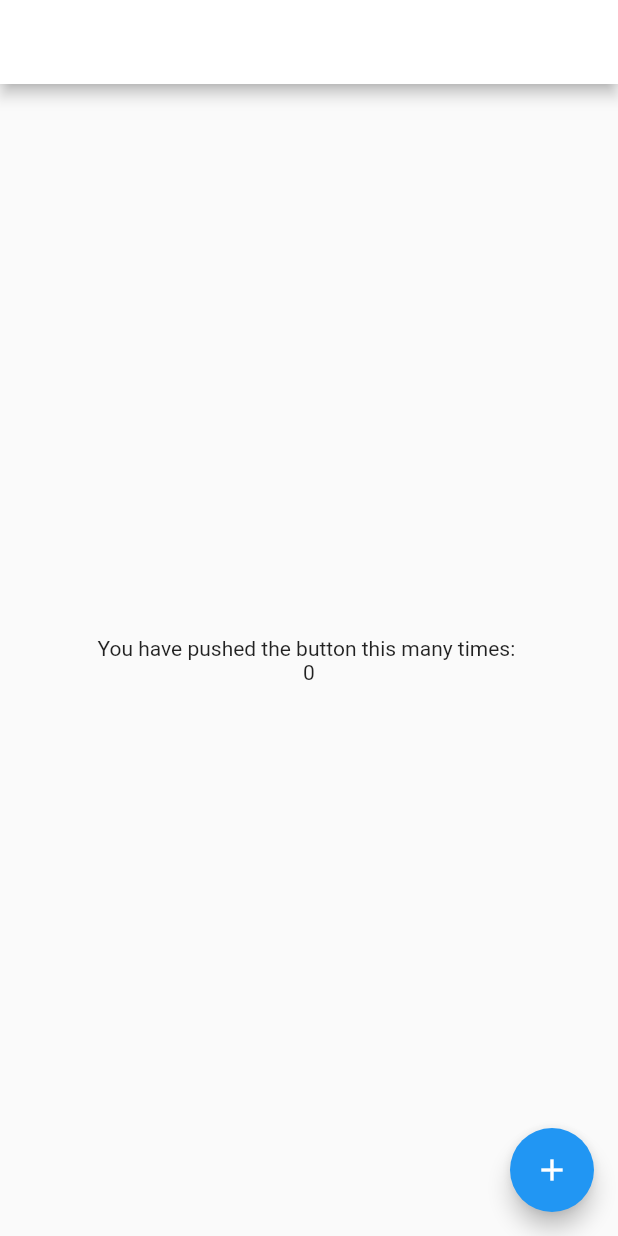
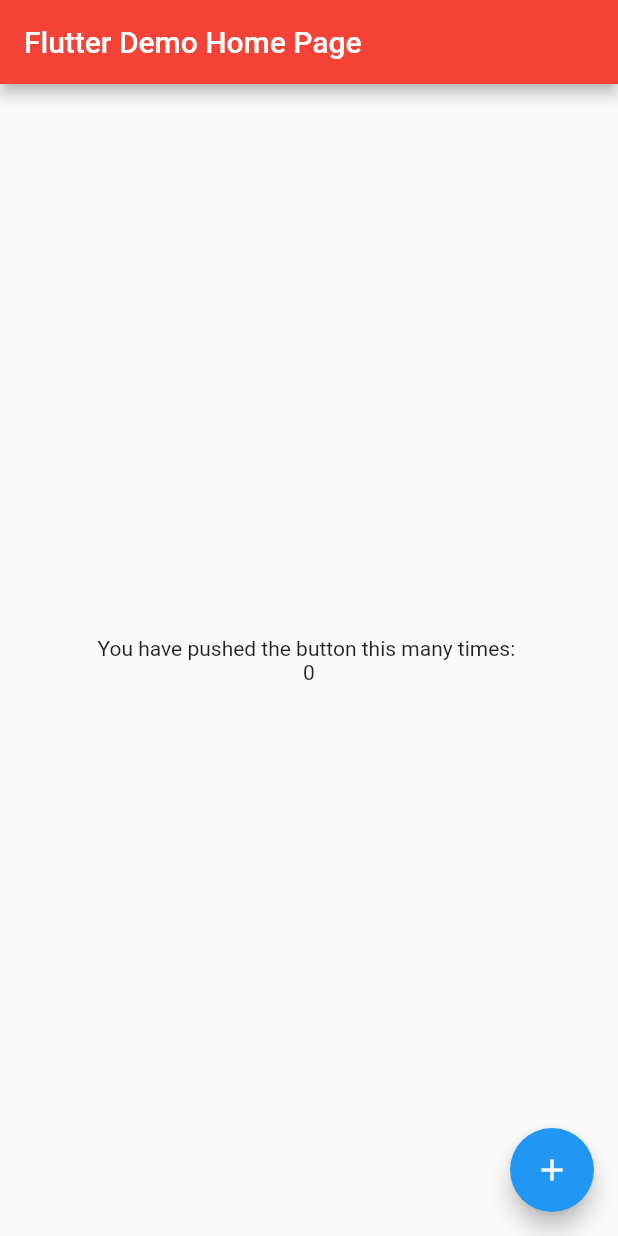
Before and after one commit to jyothishreddy18/CICD_DEMO, a Flutter app: the screen it shows after launch, on a phone screen of 412 x 824 dp. Run offline on Flutter 3.47's test engine with Material 2 defaults, Android fonts, the phone set to English and light mode, and no system bars.

Commit message:
initial CICD demo 18

```diff
--- a/lib/main.dart
+++ b/lib/main.dart
@@ -65,7 +65,7 @@ class _MyHomePageState extends State<MyHomePage> {
         // TRY THIS: Try changing the color here to a specific color (to
         // Colors.amber, perhaps?) and trigger a hot reload to see the AppBar
         // change color while the other colors stay the same.
-        backgroundColor: Theme.of(context).colorScheme.inversePrimary,
+        backgroundColor: Colors.red,
         // Here we take the value from the MyHomePage object that was created by
         // the App.build method, and use it to set our appbar title.
         title: Text(widget.title),
```
